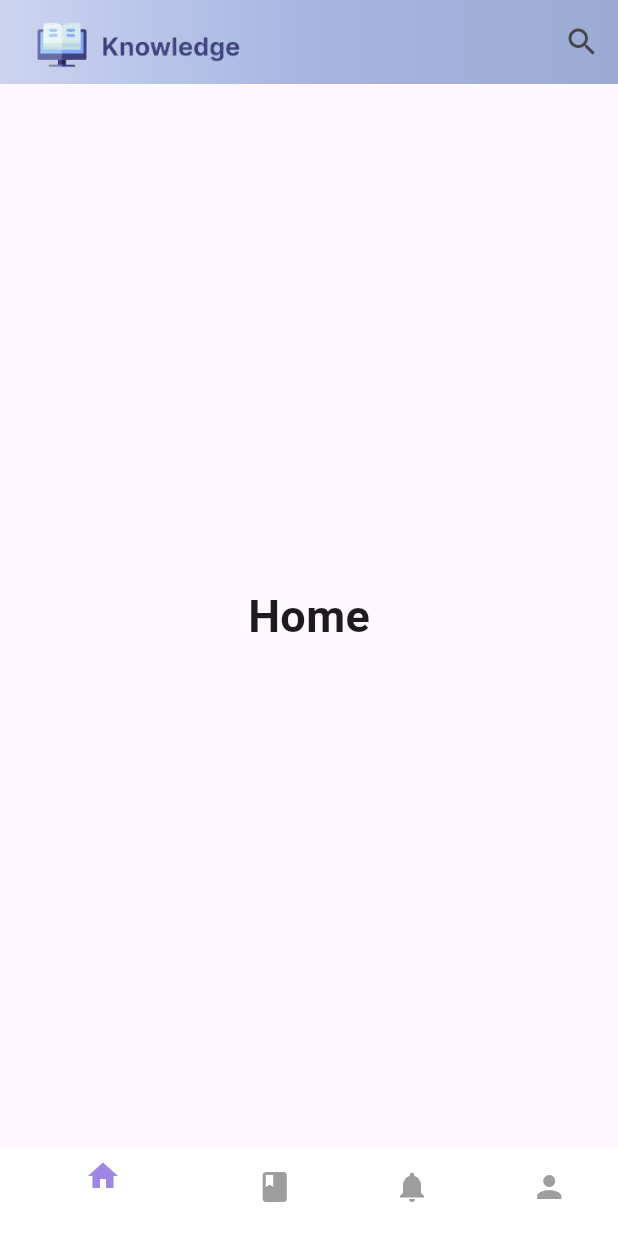
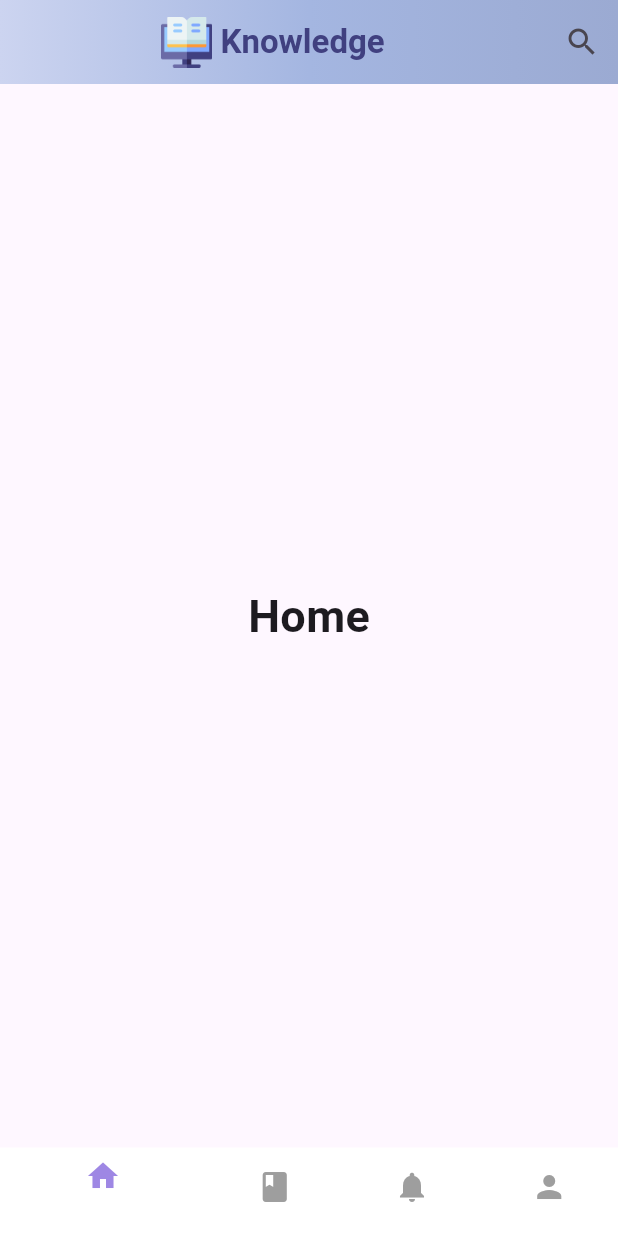
Before and after one commit to Oyyanv/knowledge, a Flutter app: the screen it shows after launch, on a phone screen of 412 x 824 dp. Run offline on Flutter 3.47's test engine with Material 3 defaults, Android fonts, the light colour scheme and no system bars.

Commit message:
center logo app bar

```diff
--- a/lib/main.dart
+++ b/lib/main.dart
@@ -1,3 +1,4 @@
+// ignore_for_file: avoid_unnecessary_containers
 import 'package:flutter/material.dart';
 
 void main() {
@@ -60,10 +61,24 @@ class _MyHomePageState extends State<MyHomePage> {
   Widget build(BuildContext context) {
     return Scaffold(
       appBar: AppBar(
-        title: Image.asset(
-          'lib/assets/images/logo.png',
-          width: 150,
-          height: 150,
+        title: Container(
+          child: Row(
+            mainAxisAlignment: MainAxisAlignment.center,
+            children: <Widget>[
+              Image.asset(
+                'lib/assets/images/book.png',
+                width: 34,
+                height: 34,
+              ),
+              const Text(
+                ' Knowledge',
+                style: TextStyle(
+                  fontWeight: FontWeight.bold,
+                  color: Color(0xFF404080),
+                ),
+              ),
+            ],
+          ),
         ),
         actions: <Widget>[
           IconButton(
```
